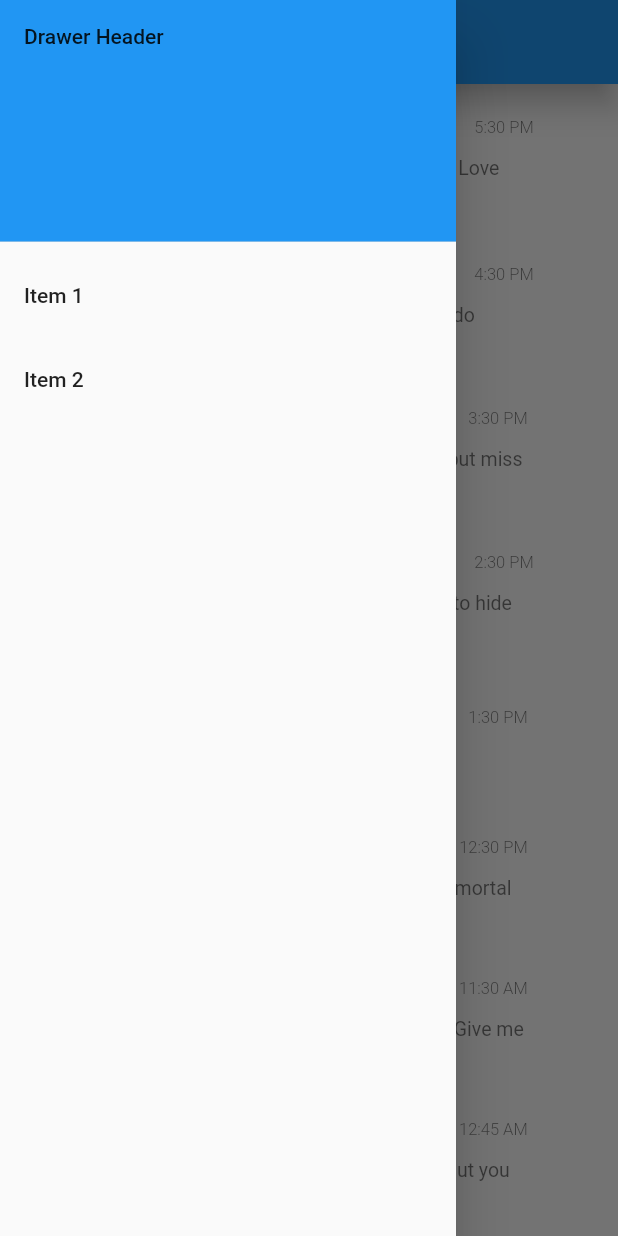
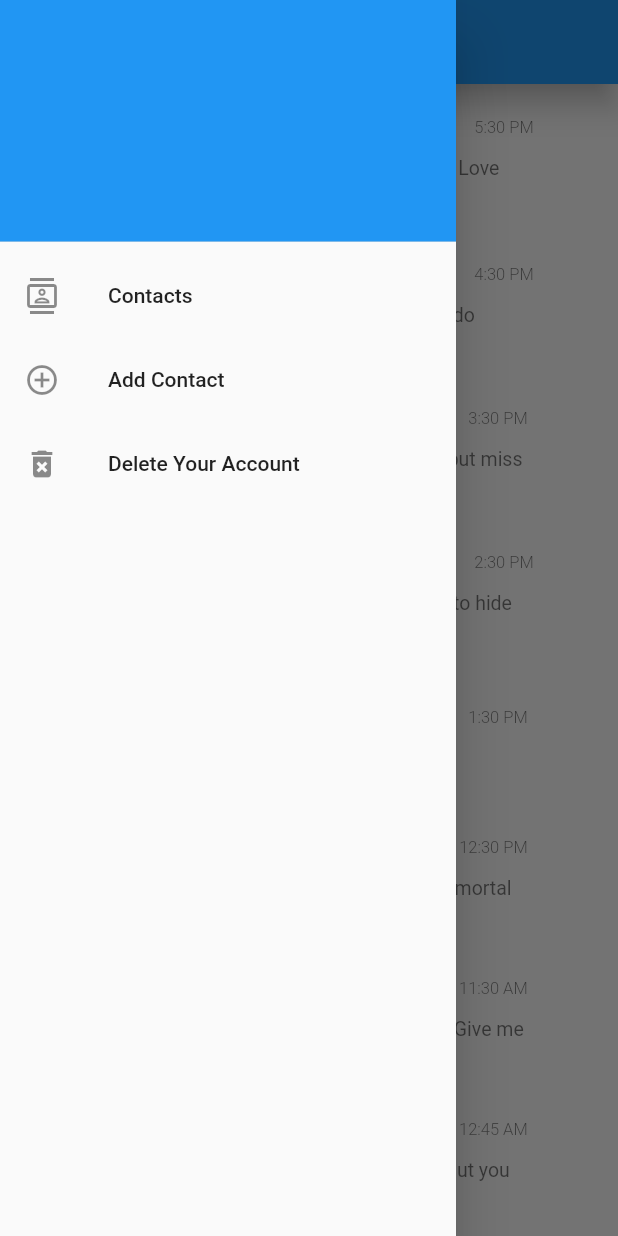
Before and after one commit to crowjambo/software_engineering_project, a Flutter app: the HomeScreen screen opened by its route, with the side drawer open, on a phone screen of 412 x 824 dp. Run offline on Flutter 3.47's test engine with Material 2 defaults, Android fonts, the phone set to English and light mode, and no system bars; our stand-ins replace cloud_firestore, firebase_core, shared_preferences; accounts and stored records are empty.

Commit message:
User delete works too. and made some changes to how main screen is shown

```diff
--- a/lib/screens/home_screen.dart
+++ b/lib/screens/home_screen.dart
@@ -4,6 +4,8 @@ import 'package:flutter/material.dart';
 import 'package:software_engineering_project/models/message_model.dart';
 import 'package:software_engineering_project/screens/chat_screen.dart';
 import 'package:software_engineering_project/data/chats_data.dart';
+import 'package:software_engineering_project/globals.dart';
+import 'package:cloud_firestore/cloud_firestore.dart';
 
 class HomeScreen extends StatelessWidget {
   @override
@@ -13,7 +15,22 @@ class HomeScreen extends StatelessWidget {
           elevation: 8,
           title: Text('Inbox'),
         ),
-      body: ListView.builder(
+        body: ChatList(),
+        drawer: MenuDrawer()
+    );
+  }
+}
+
+// chat list stuff
+class ChatList extends StatefulWidget {
+  @override
+  _ChatListState createState() => _ChatListState();
+}
+
+class _ChatListState extends State<ChatList> {
+  @override
+  Widget build(BuildContext context) {
+    return ListView.builder(
         itemCount: chats.length,
         // Builds the message and user data from message_model.dart
         itemBuilder: (BuildContext context, int index) {
@@ -21,11 +38,13 @@ class HomeScreen extends StatelessWidget {
           final Message chat = chats[index];
           return GestureDetector(
             // Opens chat scree on press
-              onTap: () => Navigator.push(
+            onTap: () =>
+                Navigator.push(
                     context,
                     MaterialPageRoute(
                       // This is where the user data is sent to the chat screen
-                    builder: (_) => ChatScreen(
+                      builder: (_) =>
+                          ChatScreen(
                             user: chat.sender,
                           ),
                     )),
@@ -50,7 +69,9 @@ class HomeScreen extends StatelessWidget {
                           // User icon border
                           border: Border.all(
                             width: 2,
-                                  color: Theme.of(context).primaryColor,
+                            color: Theme
+                                .of(context)
+                                .primaryColor,
                           ),
                           // Shape of the icon shadow
                           // shape: BoxShape.circle,
@@ -81,7 +102,10 @@ class HomeScreen extends StatelessWidget {
                   // User's name by the icon, time, message preview
                   Container(
                     // This makes the with of the element 65 % of the device-width
-                        width: MediaQuery.of(context).size.width * 0.65,
+                      width: MediaQuery
+                          .of(context)
+                          .size
+                          .width * 0.65,
                       padding: EdgeInsets.only(
                         left: 20,
                       ),
@@ -153,38 +177,79 @@ class HomeScreen extends StatelessWidget {
               ),
             ),
           );
-          }),
-        drawer: Drawer(
+        });
+  }
+}
+
+
+// drawer stuff
+class MenuDrawer extends StatefulWidget {
+  @override
+  _MenuDrawerState createState() => _MenuDrawerState();
+}
+
+class _MenuDrawerState extends State<MenuDrawer> {
+  _MenuDrawerState(){
+    LocalStorage.init();
+  }
+
+  var userName = LocalStorage.prefs.getString("currentUserName") ?? "hate this bug";
+
+  @override
+  Widget build(BuildContext context) {
+    return Drawer(
       child: ListView(
         // Important: Remove any padding from the ListView.
         padding: EdgeInsets.zero,
         children: <Widget>[
           DrawerHeader(
-                      child: Text('Drawer Header'),
+            child: Text(userName),
             decoration: BoxDecoration(
               color: Colors.blue,
             ),
           ),
           ListTile(
-                      title: Text('Item 1'),
+            title: Text("Contacts"),
+            leading: Icon(Icons.contacts_outlined),
             onTap: () {
-                        // Update the state of the app.
-                        // ...
-                        // Then close the drawer.
+              //todo: user screen to create new convo
               Navigator.pop(context);
             },
           ),
           ListTile(
-                      title: Text('Item 2'),
+            title: Text("Add Contact"),
+            leading: Icon(Icons.add_circle_outline),
             onTap: () {
-                        // Update the state of the app.
-                        // ...
+              //todo: implement contact add with qr codes
               Navigator.pop(context);
+            },
+          ),
+          ListTile(
+            title: Text("Delete Your Account"),
+            leading: Icon(Icons.delete_forever),
+            onTap: () {
+              deleteCurrentUser();
             },
           ),
         ],
       ),
-              ),
     );
   }
+
+  //this method deletes user info from local storage and firebase Users collection
+  void deleteCurrentUser() async {
+    //TODO: delete user messages in local storage
+
+    LocalStorage.init();
+    var currentUUID = LocalStorage.prefs.getString("currentUUID");
+
+    var users = FirebaseFirestore.instance.collection("Users");
+    await users.doc(currentUUID).delete()
+        .catchError((error) => print("Failed to add user: $error"));
+
+    LocalStorage.prefs.remove("currentUUID");
+    LocalStorage.prefs.remove("currentUserName");
+    LocalStorage.prefs.setBool("userRegistered", false);
+    Navigator.of(context).pushReplacementNamed("/register");
   }
+}
--- a/lib/screens/register_screen.dart
+++ b/lib/screens/register_screen.dart
@@ -1,4 +1,5 @@
 import 'package:cloud_firestore/cloud_firestore.dart';
+import 'package:flutter/cupertino.dart';
 import 'package:flutter/material.dart';
 import 'package:software_engineering_project/globals.dart';
 import 'package:uuid/uuid.dart';
@@ -57,11 +58,14 @@ class _RegisterScreenState extends State<RegisterScreen> {
     //generating new UUID
     var uuidGen = Uuid();
     var uuid = uuidGen.v4();
+
     //sending username and UUID to firebase storage
     users
-        .add({
+        .doc(uuid)
+        .set({
           "username": userName,
           "UUID": uuid,
+          "addedTime" : DateTime.now().toString()
         })
         .then((value) => print("user added uuid: " + uuid))
         .catchError((error) => print("Failed to add user: $error"));
```
Also changed, not shown: lib/main.dart (+20 -22 lines), 1 other file. Lines whose indentation alone changed are shown as unchanged.
